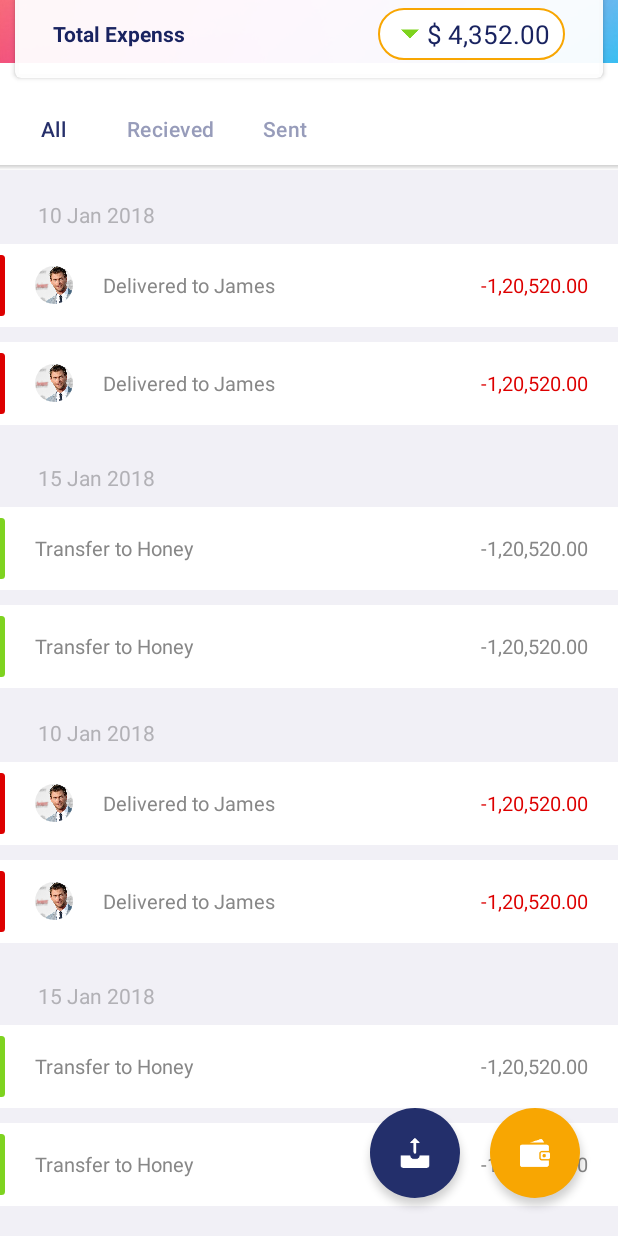
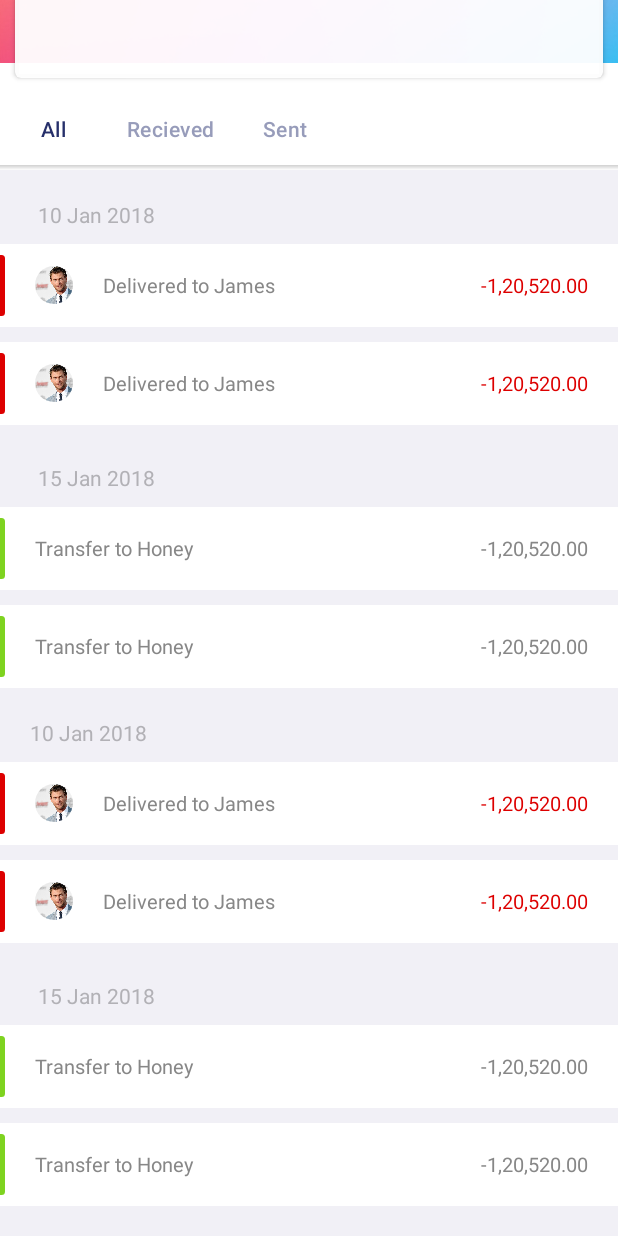
Before and after one commit to raygo0511/TodoList, an Android app: the screen it shows after launch (MainActivity), scrolled down 208 dp, on a phone screen of 412 x 824 dp. Run offline under Robolectric (Android 15) with nearby library versions, the phone set to English and light mode, and no system bars; our stand-ins replace CircleImageView; plain views replace CrescentoImageView.

Commit message:
Sort out the ui in the project

```diff
--- a/app/src/main/res/layout/activity_main.xml
+++ b/app/src/main/res/layout/activity_main.xml
@@ -29,7 +29,6 @@
                     android:layout_width="match_parent"
                     android:layout_height="wrap_content">
 
-
                     <developer.shivam.crescento.CrescentoImageView
                         android:id="@+id/crescentoImageView"
                         android:layout_width="match_parent"
@@ -42,17 +41,12 @@
                         attribute:crescentoTintColor="#00000000"
                         android:src="@drawable/multi"/>
 
-
-
-
                 </FrameLayout>
 
                 <LinearLayout
                     android:layout_width="match_parent"
                     android:layout_height="wrap_content"
                     android:orientation="vertical">
-
-
 
                     <android.support.v7.widget.Toolbar
                         xmlns:android="http://schemas.android.com/apk/res/android"
@@ -64,21 +58,15 @@
                         <customfonts.MyTextView_Roboto_Bold
                             android:layout_width="wrap_content"
                             android:layout_height="wrap_content"
-                android:textSize="20dp"
+                            android:textSize="20sp"
+                            android:layout_marginStart="10dp"
                             android:layout_marginLeft="10dp"
-                android:text="Wallet"
+                            android:text="@string/activity_wallet"
                             android:textColor="#fff"/>
-
                     </android.support.v7.widget.Toolbar>
-
-
                 <FrameLayout
                     android:layout_width="match_parent"
                     android:layout_height="wrap_content">
-
-
-
-
 
                     <android.support.v7.widget.CardView
                         android:layout_width="match_parent"
@@ -101,7 +89,7 @@
                                 android:layout_width="wrap_content"
                                 android:layout_height="wrap_content"
                                 android:textColor="#192360"
-                android:text="Aakib Khilji"/>
+                                android:text="@string/activity_username"/>
 
                             <LinearLayout
                                 android:layout_width="wrap_content"
@@ -112,10 +100,10 @@
                                 <customfonts.MyTextView_Roboto_Medium
                                     android:layout_width="wrap_content"
                                     android:layout_height="wrap_content"
-                    android:text="USD"
+                                    android:text="@string/acitvity_money"
                                     android:textColor="#fff"
                                     android:background="@drawable/yellow_rect"
-                    android:textSize="12dp"
+                                    android:textSize="12sp"
                                     android:paddingTop="2dp"
                                     android:paddingBottom="2dp"
                                     android:paddingRight="8dp"
@@ -124,10 +112,11 @@
                                 <customfonts.MyTextView_Roboto_Regular
                                     android:layout_width="wrap_content"
                                     android:layout_height="wrap_content"
-                    android:textSize="20dp"
+                                    android:textSize="20sp"
                                     android:textColor="#192360"
+                                    android:layout_marginStart="35dp"
                                     android:layout_marginLeft="35dp"
-                    android:text="11,547.00"/>
+                                    android:text="@string/activity_dollors"/>
                             </LinearLayout>
 
                             <LinearLayout
@@ -139,86 +128,35 @@
                                 <customfonts.MyTextView_Roboto_Medium
                                     android:layout_width="wrap_content"
                                     android:layout_height="wrap_content"
-                    android:text="Card no."
+                                    android:text="@string/activity_account"
                                     android:textColor="#192360"
-                    android:textSize="15dp"/>
+                                    android:textSize="15sp"/>
 
                                 <LinearLayout
                                     android:layout_weight="1"
                                     android:layout_width="0dp"
                                     android:layout_height="wrap_content"
+                                    android:layout_marginStart="20dp"
                                     android:layout_marginLeft="20dp"
                                     android:orientation="vertical">
 
                                 <customfonts.MyTextView_Roboto_Medium
                                     android:layout_width="wrap_content"
                                     android:layout_height="wrap_content"
-                    android:textSize="15dp"
+                                    android:textSize="15sp"
                                     android:textColor="#192360"
-                    android:text="**** **** **** 4518" />
-
-                    <customfonts.MyTextView_Roboto_Medium
-                        android:layout_width="wrap_content"
-                        android:layout_height="wrap_content"
-                        android:text="09/25"
-                        android:textColor="#192360"/>
+                                    android:text="@string/activity_trans" />
 
                                 </LinearLayout>
-
 
                                 <ImageView
                                     android:layout_width="25dp"
                                     android:layout_height="25dp"
                                     android:src="@drawable/ic_visa"/>
                             </LinearLayout>
-
-
-            <LinearLayout
-                android:layout_width="match_parent"
-                android:layout_height="wrap_content"
-                android:layout_marginTop="15dp"
-                android:orientation="horizontal">
-
-                <customfonts.MyTextView_Roboto_Bold
-                    android:layout_weight="1"
-                    android:layout_width="0dp"
-                    android:layout_height="wrap_content"
-                    android:textColor="#192360"
-                    android:layout_gravity="center"
-                    android:text="Total Expenss"/>
-
-                <LinearLayout
-                    android:layout_width="wrap_content"
-                    android:layout_height="wrap_content"
-                    android:background="@drawable/yellow_light_rect"
-                    android:orientation="horizontal">
-
-                    <ImageView
-                        android:layout_width="12dp"
-                        android:layout_height="12dp"
-                        android:layout_gravity="center"
-                        android:layout_marginLeft="15dp"
-                        android:src="@drawable/ic_down"/>
-
-                    <customfonts.MyTextView_Roboto_Regular
-                        android:layout_width="wrap_content"
-                        android:layout_height="wrap_content"
-                        android:text="$ 4,352.00"
-                        android:textColor="#192360"
-                        android:paddingTop="5dp"
-                        android:paddingBottom="5dp"
-                        android:paddingLeft="5dp"
-                        android:paddingRight="10dp"
-                        android:textSize="17dp"/>
-
                         </LinearLayout>
-            </LinearLayout>
-        </LinearLayout>
-
-
                     </android.support.v7.widget.CardView>
                 </FrameLayout>
-
 
                     <LinearLayout
                         android:layout_width="match_parent"
@@ -240,77 +178,20 @@
                             custom:tabSelectedTextColor="@color/Indicator_tabSelectedTextColor"
                             custom:tabTextColor="@color/Indicator_tabTextColor" />
 
-
                         <LinearLayout
                             android:layout_width="match_parent"
                             android:layout_height="3dp"
                             android:orientation="vertical"
                             android:background="@drawable/shadow"/>
-
                     </LinearLayout>
 
                     <design.ws.com.wallet.WrapContentHeightViewPager
                         android:id="@+id/pager"
                         android:layout_width="match_parent"
                         android:layout_height="wrap_content"
-            android:background="#fff">
-
-
-        </design.ws.com.wallet.WrapContentHeightViewPager>
-
-    </LinearLayout>
-
-            </RelativeLayout>
-
-        </LinearLayout>
-
-    </customfonts.StickyScrollView>
-
-
-    <LinearLayout
-        android:layout_width="match_parent"
-        android:layout_height="wrap_content"
-        android:layout_alignParentBottom="true"
-        android:gravity="right"
-        android:elevation="3dp"
-        android:orientation="horizontal">
-
-        <LinearLayout
-            android:layout_width="60dp"
-            android:layout_height="60dp"
-            android:layout_gravity="center"
-            android:layout_marginRight="20dp"
-            android:gravity="center"
-            android:layout_marginBottom="20dp"
-            android:layout_marginTop="10dp"
-            android:background="@drawable/blue_circle"
-            android:elevation="3dp"
-            android:orientation="horizontal">
-
-            <ImageView
-                android:layout_width="20dp"
-                android:layout_height="20dp"
-                android:layout_gravity="center_vertical|center"
-                android:src="@drawable/ic_send"/>
-        </LinearLayout>
-
-        <LinearLayout
-            android:layout_width="60dp"
-            android:layout_height="60dp"
-            android:layout_gravity="center"
-            android:gravity="center"
-            android:layout_marginBottom="20dp"
-            android:layout_marginTop="10dp"
-            android:layout_marginRight="25dp"
-            android:elevation="3dp"
-            android:background="@drawable/yellow_circle"
-            android:orientation="horizontal">
-
-            <ImageView
-                android:layout_width="20dp"
-                android:layout_height="20dp"
-                android:layout_gravity="center_vertical|center"
-                android:src="@drawable/ic_money"/>
-        </LinearLayout>
+                        android:background="#fff" />
                 </LinearLayout>
             </RelativeLayout>
+        </LinearLayout>
+    </customfonts.StickyScrollView>
+</RelativeLayout>
--- a/app/src/main/res/layout/fragment_first.xml
+++ b/app/src/main/res/layout/fragment_first.xml
@@ -10,7 +10,6 @@
         android:layout_height="wrap_content"
         android:scrollbars="none">
 
-
         <LinearLayout
             android:layout_width="match_parent"
             android:layout_height="wrap_content"
@@ -20,6 +19,7 @@
             <LinearLayout
                 android:layout_width="match_parent"
                 android:layout_height="wrap_content"
+                android:layout_marginStart="25dp"
                 android:layout_marginLeft="25dp"
                 android:layout_marginTop="20dp"
                 android:orientation="vertical">
@@ -46,10 +46,11 @@
                     android:background="@drawable/red_rect"
                     android:gravity="center_horizontal" />
 
-                <de.hdodenhof.circleimageview.CircleImageView xmlns:app="http://schemas.android.com/apk/res-auto"
+                <de.hdodenhof.circleimageview.CircleImageView
                     android:layout_width="25dp"
                     android:layout_height="25dp"
                     android:layout_gravity="center"
+                    android:layout_marginStart="20dp"
                     android:layout_marginLeft="20dp"
                     android:src="@drawable/men" />
 
@@ -57,16 +58,18 @@
                     android:layout_width="0dp"
                     android:layout_height="wrap_content"
                     android:layout_gravity="center"
+                    android:layout_marginStart="20dp"
                     android:layout_marginLeft="20dp"
                     android:layout_weight="1"
                     android:text="Delivered to James"
                     android:textColor="#878787"
-                    android:textSize="13dp" />
+                    android:textSize="13sp" />
 
                 <customfonts.MyTextView_Roboto_Regular
                     android:layout_width="wrap_content"
                     android:layout_height="wrap_content"
                     android:layout_gravity="center"
+                    android:layout_marginEnd="20dp"
                     android:layout_marginRight="20dp"
                     android:text="-1,20,520.00"
                     android:textColor="#dd0000"
@@ -88,10 +91,11 @@
                     android:background="@drawable/red_rect"
                     android:gravity="center_horizontal" />
 
-                <de.hdodenhof.circleimageview.CircleImageView xmlns:app="http://schemas.android.com/apk/res-auto"
+                <de.hdodenhof.circleimageview.CircleImageView
                     android:layout_width="25dp"
                     android:layout_height="25dp"
                     android:layout_gravity="center"
+                    android:layout_marginStart="20dp"
                     android:layout_marginLeft="20dp"
                     android:src="@drawable/men" />
 
@@ -99,25 +103,28 @@
                     android:layout_width="0dp"
                     android:layout_height="wrap_content"
                     android:layout_gravity="center"
+                    android:layout_marginStart="20dp"
                     android:layout_marginLeft="20dp"
                     android:layout_weight="1"
                     android:text="Delivered to James"
                     android:textColor="#878787"
-                    android:textSize="13dp" />
+                    android:textSize="13sp" />
 
                 <customfonts.MyTextView_Roboto_Regular
                     android:layout_width="wrap_content"
                     android:layout_height="wrap_content"
                     android:layout_gravity="center"
+                    android:layout_marginEnd="20dp"
                     android:layout_marginRight="20dp"
                     android:text="-1,20,520.00"
                     android:textColor="#dd0000"
-                    android:textSize="13dp" />
+                    android:textSize="13sp" />
             </LinearLayout>
 
             <LinearLayout
                 android:layout_width="match_parent"
                 android:layout_height="wrap_content"
+                android:layout_marginStart="25dp"
                 android:layout_marginLeft="25dp"
                 android:layout_marginTop="25dp"
                 android:orientation="vertical">
@@ -134,7 +141,6 @@
                 android:layout_height="55dp"
                 android:layout_marginTop="10dp"
                 android:background="@drawable/white"
-
                 android:orientation="horizontal">
 
                 <View
@@ -150,20 +156,22 @@
                     android:layout_width="0dp"
                     android:layout_height="wrap_content"
                     android:layout_gravity="center"
+                    android:layout_marginStart="20dp"
                     android:layout_marginLeft="20dp"
                     android:layout_weight="1"
                     android:text="Transfer to Honey"
                     android:textColor="#878787"
-                    android:textSize="13dp" />
+                    android:textSize="13sp" />
 
                 <customfonts.MyTextView_Roboto_Regular
                     android:layout_width="wrap_content"
                     android:layout_height="wrap_content"
                     android:layout_gravity="center"
+                    android:layout_marginEnd="20dp"
                     android:layout_marginRight="20dp"
                     android:text="-1,20,520.00"
                     android:textColor="#878787"
-                    android:textSize="13dp" />
+                    android:textSize="13sp" />
             </LinearLayout>
 
             <LinearLayout
@@ -171,7 +179,6 @@
                 android:layout_height="55dp"
                 android:layout_marginTop="10dp"
                 android:background="@drawable/white"
-
                 android:orientation="horizontal">
 
                 <View
@@ -182,32 +189,32 @@
                     android:background="@drawable/green_rect"
                     android:gravity="center_horizontal" />
 
-
                 <customfonts.MyTextView_Roboto_Regular
                     android:layout_width="0dp"
                     android:layout_height="wrap_content"
                     android:layout_gravity="center"
+                    android:layout_marginStart="20dp"
                     android:layout_marginLeft="20dp"
                     android:layout_weight="1"
                     android:text="Transfer to Honey"
                     android:textColor="#878787"
-                    android:textSize="13dp" />
+                    android:textSize="13sp" />
 
                 <customfonts.MyTextView_Roboto_Regular
                     android:layout_width="wrap_content"
                     android:layout_height="wrap_content"
                     android:layout_gravity="center"
+                    android:layout_marginEnd="20dp"
                     android:layout_marginRight="20dp"
                     android:text="-1,20,520.00"
                     android:textColor="#878787"
-                    android:textSize="13dp" />
+                    android:textSize="13sp" />
             </LinearLayout>
-
-
 
             <LinearLayout
                 android:layout_width="match_parent"
                 android:layout_height="wrap_content"
+                android:layout_marginStart="20dp"
                 android:layout_marginLeft="25dp"
                 android:layout_marginTop="20dp"
                 android:orientation="vertical">
@@ -234,10 +241,11 @@
                     android:background="@drawable/red_rect"
                     android:gravity="center_horizontal" />
 
-                <de.hdodenhof.circleimageview.CircleImageView xmlns:app="http://schemas.android.com/apk/res-auto"
+                <de.hdodenhof.circleimageview.CircleImageView
                     android:layout_width="25dp"
                     android:layout_height="25dp"
                     android:layout_gravity="center"
+                    android:layout_marginStart="20dp"
                     android:layout_marginLeft="20dp"
                     android:src="@drawable/men" />
 
@@ -245,20 +253,22 @@
                     android:layout_width="0dp"
                     android:layout_height="wrap_content"
                     android:layout_gravity="center"
+                    android:layout_marginStart="20dp"
                     android:layout_marginLeft="20dp"
                     android:layout_weight="1"
                     android:text="Delivered to James"
                     android:textColor="#878787"
-                    android:textSize="13dp" />
+                    android:textSize="13sp" />
 
                 <customfonts.MyTextView_Roboto_Regular
                     android:layout_width="wrap_content"
                     android:layout_height="wrap_content"
                     android:layout_gravity="center"
+                    android:layout_marginEnd="20dp"
                     android:layout_marginRight="20dp"
                     android:text="-1,20,520.00"
                     android:textColor="#dd0000"
-                    android:textSize="13dp" />
+                    android:textSize="13sp" />
             </LinearLayout>
 
             <LinearLayout
@@ -276,10 +286,11 @@
                     android:background="@drawable/red_rect"
                     android:gravity="center_horizontal" />
 
-                <de.hdodenhof.circleimageview.CircleImageView xmlns:app="http://schemas.android.com/apk/res-auto"
+                <de.hdodenhof.circleimageview.CircleImageView
                     android:layout_width="25dp"
                     android:layout_height="25dp"
                     android:layout_gravity="center"
+                    android:layout_marginStart="20dp"
                     android:layout_marginLeft="20dp"
                     android:src="@drawable/men" />
 
@@ -287,25 +298,28 @@
                     android:layout_width="0dp"
                     android:layout_height="wrap_content"
                     android:layout_gravity="center"
+                    android:layout_marginStart="20dp"
                     android:layout_marginLeft="20dp"
                     android:layout_weight="1"
                     android:text="Delivered to James"
                     android:textColor="#878787"
-                    android:textSize="13dp" />
+                    android:textSize="13sp" />
 
                 <customfonts.MyTextView_Roboto_Regular
                     android:layout_width="wrap_content"
                     android:layout_height="wrap_content"
                     android:layout_gravity="center"
+                    android:layout_marginEnd="20dp"
                     android:layout_marginRight="20dp"
                     android:text="-1,20,520.00"
                     android:textColor="#dd0000"
-                    android:textSize="13dp" />
+                    android:textSize="13sp" />
             </LinearLayout>
 
             <LinearLayout
                 android:layout_width="match_parent"
                 android:layout_height="wrap_content"
+                android:layout_marginStart="25dp"
                 android:layout_marginLeft="25dp"
                 android:layout_marginTop="25dp"
                 android:orientation="vertical">
@@ -322,7 +336,6 @@
                 android:layout_height="55dp"
                 android:layout_marginTop="10dp"
                 android:background="@drawable/white"
-
                 android:orientation="horizontal">
 
                 <View
@@ -333,25 +346,26 @@
                     android:background="@drawable/green_rect"
                     android:gravity="center_horizontal" />
 
-
                 <customfonts.MyTextView_Roboto_Regular
                     android:layout_width="0dp"
                     android:layout_height="wrap_content"
                     android:layout_gravity="center"
+                    android:layout_marginStart="20dp"
                     android:layout_marginLeft="20dp"
                     android:layout_weight="1"
                     android:text="Transfer to Honey"
                     android:textColor="#878787"
-                    android:textSize="13dp" />
+                    android:textSize="13sp" />
 
                 <customfonts.MyTextView_Roboto_Regular
                     android:layout_width="wrap_content"
                     android:layout_height="wrap_content"
                     android:layout_gravity="center"
+                    android:layout_marginEnd="20dp"
                     android:layout_marginRight="20dp"
                     android:text="-1,20,520.00"
                     android:textColor="#878787"
-                    android:textSize="13dp" />
+                    android:textSize="13sp" />
             </LinearLayout>
 
             <LinearLayout
@@ -359,7 +373,6 @@
                 android:layout_height="55dp"
                 android:layout_marginTop="10dp"
                 android:background="@drawable/white"
-
                 android:orientation="horizontal">
 
                 <View
@@ -370,30 +383,27 @@
                     android:background="@drawable/green_rect"
                     android:gravity="center_horizontal" />
 
-
                 <customfonts.MyTextView_Roboto_Regular
                     android:layout_width="0dp"
                     android:layout_height="wrap_content"
                     android:layout_gravity="center"
+                    android:layout_marginStart="20dp"
                     android:layout_marginLeft="20dp"
                     android:layout_weight="1"
                     android:text="Transfer to Honey"
                     android:textColor="#878787"
-                    android:textSize="13dp" />
+                    android:textSize="13sp" />
 
                 <customfonts.MyTextView_Roboto_Regular
                     android:layout_width="wrap_content"
                     android:layout_height="wrap_content"
                     android:layout_gravity="center"
+                    android:layout_marginEnd="20dp"
                     android:layout_marginRight="20dp"
                     android:text="-1,20,520.00"
                     android:textColor="#878787"
-                    android:textSize="13dp" />
+                    android:textSize="13sp" />
             </LinearLayout>
-
         </LinearLayout>
-
     </android.support.v4.widget.NestedScrollView>
-
-
 </LinearLayout>
--- a/app/src/main/res/layout/wallet_toolbar.xml
+++ b/app/src/main/res/layout/wallet_toolbar.xml
@@ -8,10 +8,7 @@
     <customfonts.MyTextView_Roboto_Bold
         android:layout_width="wrap_content"
         android:layout_height="wrap_content"
-        android:textSize="20dp"
+        android:textSize="20sp"
         android:text="Wallet"
         android:textColor="#fff"/>
-
-
-
 </android.support.v7.widget.Toolbar>
--- a/app/src/main/res/values/strings.xml
+++ b/app/src/main/res/values/strings.xml
@@ -1,3 +1,9 @@
 <resources>
     <string name="app_name">Wallet</string>
+    <string name="activity_wallet">Reypay Wallet</string>
+    <string name="activity_username">Nobody</string>
+    <string name="acitvity_money">RDP</string>
+    <string name="activity_dollors">0.0</string>
+    <string name="activity_account">帳戶</string>
+    <string name="activity_trans">**** **** **** 4518</string>
 </resources>
```
Lines whose indentation alone changed are shown as unchanged.
